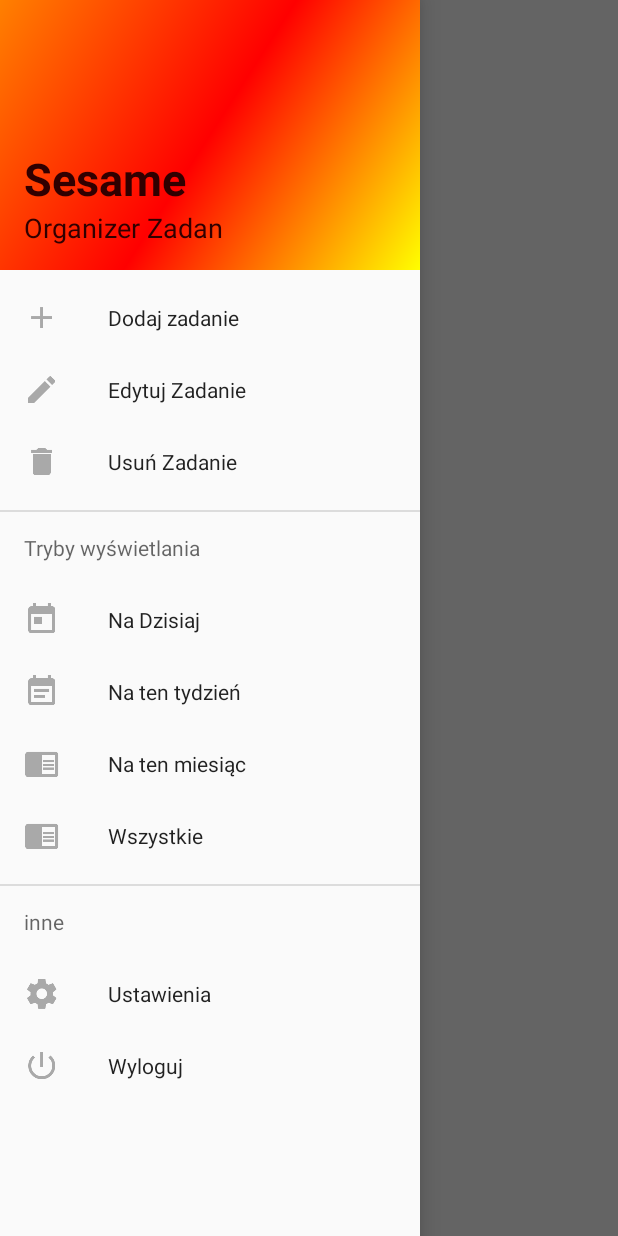
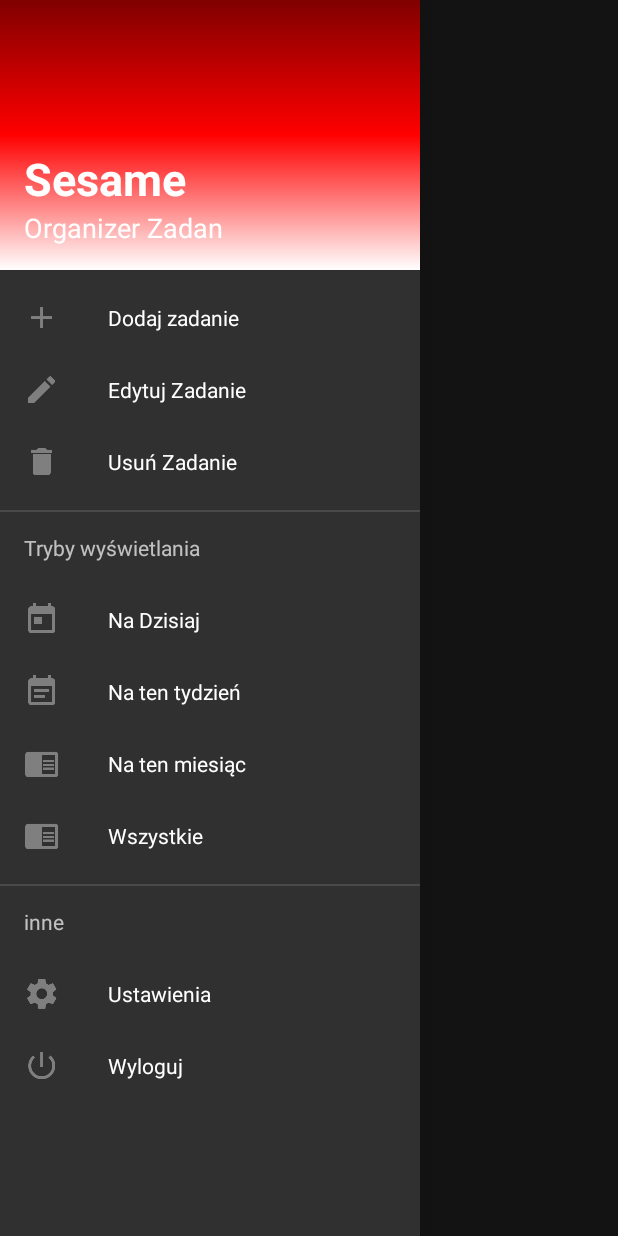
Before and after one commit to MatriX357/Sesame, an Android app: the SesameActivity screen opened directly, with no data from a screen before it, with the side drawer open, on a phone screen of 412 x 824 dp. Run offline under Robolectric (Android 15) with nearby library versions, the phone set to English and light mode, and no system bars.

Commit message:
Colorful update

```diff
--- a/app/src/main/AndroidManifest.xml
+++ b/app/src/main/AndroidManifest.xml
@@ -22,8 +22,7 @@
             android:label="@string/title_activity_settings" />
         <activity
             android:name=".SesameActivity"
-            android:label="@string/title_activity_main2"
-            android:theme="@style/AppTheme.NoActionBar">
+            android:label="@string/title_activity_main2">
             <intent-filter>
                 <action android:name=".SesameActivity" />
                 <category android:name="android.Intent.category.DEFAULT"/>
--- a/app/src/main/res/drawable/side_nav_bar.xml
+++ b/app/src/main/res/drawable/side_nav_bar.xml
@@ -1,9 +1,9 @@
 <shape xmlns:android="http://schemas.android.com/apk/res/android"
     android:shape="rectangle">
     <gradient
-        android:angle="135"
+        android:angle="90"
         android:centerColor="#ff0000"
-        android:endColor="#ff8000"
-        android:startColor="#ffff00"
+        android:endColor="#800000"
+        android:startColor="#ffffff"
         android:type="linear" />
 </shape>
--- a/app/src/main/res/layout/nav_header_sesame.xml
+++ b/app/src/main/res/layout/nav_header_sesame.xml
@@ -9,8 +9,7 @@
     android:paddingBottom="@dimen/activity_vertical_margin"
     android:paddingLeft="@dimen/activity_horizontal_margin"
     android:paddingRight="@dimen/activity_horizontal_margin"
-    android:paddingTop="@dimen/activity_vertical_margin"
-    android:theme="@style/AppTheme.NoActionBar">
+    android:paddingTop="@dimen/activity_vertical_margin">
 
     <ImageView
         android:layout_width="wrap_content"
@@ -28,7 +27,7 @@
         android:textAlignment="viewStart"
         android:textAllCaps="false"
         android:textAppearance="@style/TextAppearance.AppCompat.Body1"
-        android:textColor="#300000"
+        android:textColor="#ffffff"
         android:textSize="30sp"
         android:textStyle="bold" />
 
@@ -36,7 +35,7 @@
         android:layout_width="wrap_content"
         android:layout_height="wrap_content"
         android:text="@string/task_manager"
-        android:textColor="#300000"
+        android:textColor="#ffffff"
         android:textSize="18sp" />
 
 </LinearLayout>
--- a/app/src/main/res/values/styles.xml
+++ b/app/src/main/res/values/styles.xml
@@ -1,16 +1,12 @@
 <resources>
 
-    <!-- Base application theme. -->
-    <style name="AppTheme" parent="Theme.AppCompat.Light.DarkActionBar">
+    <style name="AppTheme" parent="Theme.AppCompat.NoActionBar">
         <!-- Customize your theme here. -->
         <item name="colorPrimary">@color/colorPrimary</item>
         <item name="colorPrimaryDark">@color/colorPrimaryDark</item>
         <item name="colorAccent">@color/colorAccent</item>
     </style>
 
-    <style name="AppTheme.NoActionBar">
-        <item name="colorPrimary">@color/colorPrimary</item>
-        <item name="colorPrimaryDark">@color/colorPrimaryDark</item>
-        <item name="colorAccent">@color/colorAccent</item></style>
+    <style name="Theme" />
 
 </resources>
```
